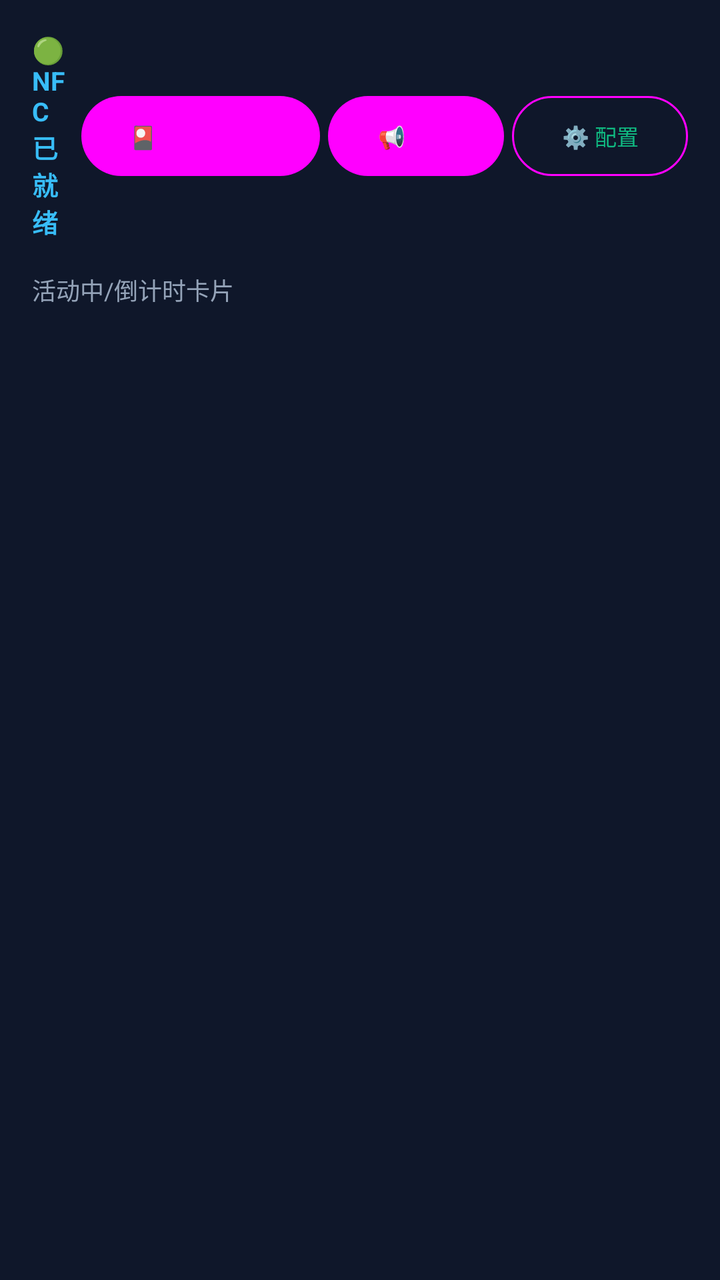
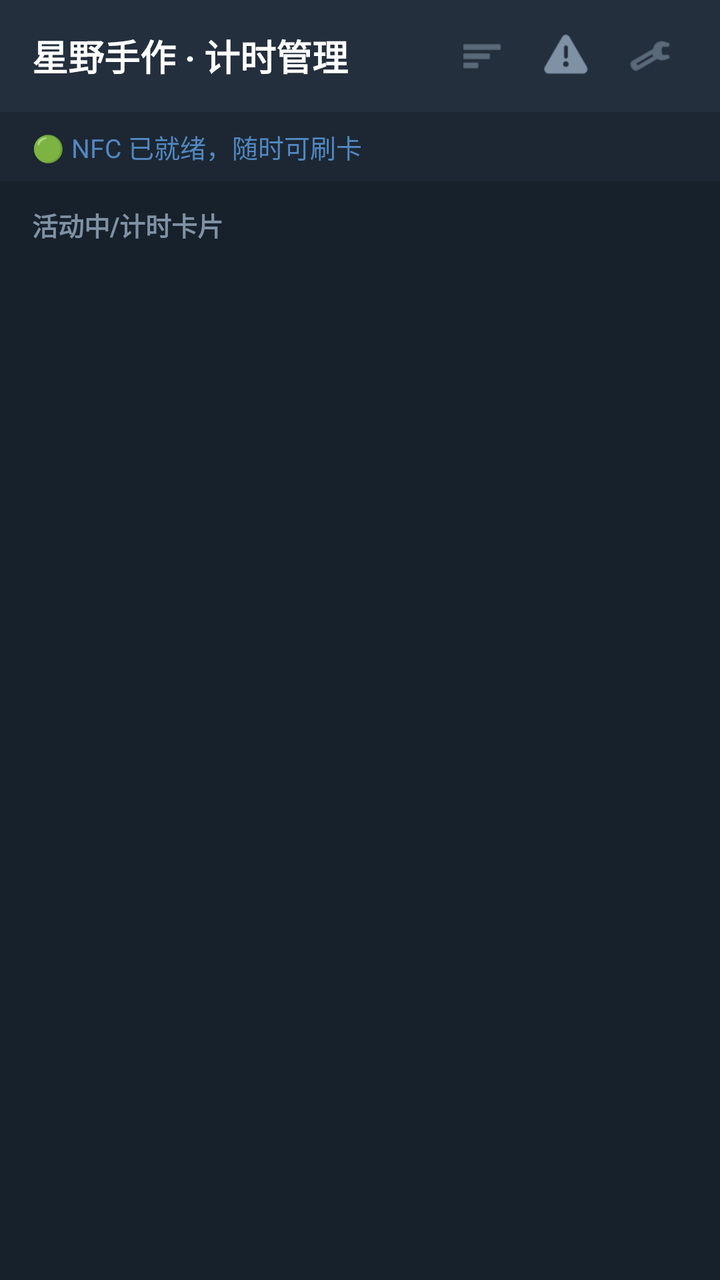

The first picture is an Android layout as it rendered before a commit; the second is the same layout after the commit. The layout source and the unified diff follow.
<!-- AndroidManifest.xml: application theme Theme.NFCTime -->
<!-- res/layout/activity_main.xml -->
<?xml version="1.0" encoding="utf-8"?>
<LinearLayout xmlns:android="http://schemas.android.com/apk/res/android"
    android:layout_width="match_parent"
    android:layout_height="match_parent"
    android:background="#0F172A"
    android:orientation="vertical"
    android:padding="16dp">

    
    <LinearLayout
        android:layout_width="match_parent"
        android:layout_height="wrap_content"
        android:gravity="center_vertical"
        android:orientation="horizontal">

        <TextView
            android:id="@+id/tvNfcStatus"
            android:layout_width="0dp"
            android:layout_height="wrap_content"
            android:layout_weight="1"
            android:text="🟢 NFC 已就绪"
            android:textColor="#38BDF8"
            android:textSize="13sp"
            android:textStyle="bold" />

        <Button
            android:id="@+id/btnUnusedCards"
            style="@style/Widget.Material3.Button.TonalButton"
            android:layout_width="wrap_content"
            android:layout_height="wrap_content"
            android:text="🎴 未使用卡片"
            android:textSize="11sp" />

        <Button
            android:id="@+id/btnAnnounce"
            style="@style/Widget.Material3.Button.TonalButton"
            android:layout_width="wrap_content"
            android:layout_height="wrap_content"
            android:layout_marginStart="4dp"
            android:text="📢 公告"
            android:textSize="11sp" />

        <Button
            android:id="@+id/btnSettings"
            style="@style/Widget.Material3.Button.OutlinedButton"
            android:layout_width="wrap_content"
            android:layout_height="wrap_content"
            android:layout_marginStart="4dp"
            android:text="⚙️ 配置"
            android:textSize="11sp" />
    </LinearLayout>

    <TextView
        android:layout_width="wrap_content"
        android:layout_height="wrap_content"
        android:layout_marginTop="16dp"
        android:layout_marginBottom="8dp"
        android:text="活动中/倒计时卡片"
        android:textColor="#94A3B8"
        android:textSize="12sp" />

    <androidx.recyclerview.widget.RecyclerView
        android:id="@+id/rvCards"
        android:layout_width="match_parent"
        android:layout_height="match_parent" />

</LinearLayout>
<!-- resources referenced by this layout -->
<resources>
  <style name="Theme.NFCTime" parent="Theme.MaterialComponents.DayNight.NoActionBar">
          <item name="colorPrimary">#10B981</item>
          <item name="colorPrimaryVariant">#059669</item>
          <item name="colorOnPrimary">#FFFFFF</item>
          <item name="colorSecondary">#38BDF8</item>
          <item name="colorSecondaryVariant">#0284C7</item>
          <item name="colorOnSecondary">#000000</item>
          <item name="android:statusBarColor">#0F172A</item>
      </style>
</resources>

<!-- the commit's change to res/layout/activity_main.xml (unified diff, before → after) -->
@@ -2,62 +2,94 @@
 <LinearLayout xmlns:android="http://schemas.android.com/apk/res/android"
     android:layout_width="match_parent"
     android:layout_height="match_parent"
-    android:background="#0F172A"
-    android:orientation="vertical"
-    android:padding="16dp">
+    android:background="@color/tg_background"
+    android:orientation="vertical">
+
+    
+    <LinearLayout
+        android:layout_width="match_parent"
+        android:layout_height="56dp"
+        android:background="@color/tg_surface"
+        android:gravity="center_vertical"
+        android:orientation="horizontal"
+        android:paddingHorizontal="16dp">
+
+        <TextView
+            android:layout_width="0dp"
+            android:layout_height="wrap_content"
+            android:layout_weight="1"
+            android:text="星野手作 · 计时管理"
+            android:textColor="@color/tg_text_primary"
+            android:textSize="18sp"
+            android:textStyle="bold" />
+
+        <ImageView
+            android:id="@+id/btnNavUnused"
+            android:layout_width="38dp"
+            android:layout_height="38dp"
+            android:background="?attr/selectableItemBackgroundBorderless"
+            android:clickable="true"
+            android:focusable="true"
+            android:padding="8dp"
+            android:src="@android:drawable/ic_menu_sort_by_size"
+            android:tint="@color/tg_text_secondary" />
+
+        <ImageView
+            android:id="@+id/btnNavAnnounce"
+            android:layout_width="38dp"
+            android:layout_height="38dp"
+            android:layout_marginStart="4dp"
+            android:background="?attr/selectableItemBackgroundBorderless"
+            android:clickable="true"
+            android:focusable="true"
+            android:padding="8dp"
+            android:src="@android:drawable/ic_dialog_alert"
+            android:tint="@color/tg_text_secondary" />
+
+        <ImageView
+            android:id="@+id/btnNavSettings"
+            android:layout_width="38dp"
+            android:layout_height="38dp"
+            android:layout_marginStart="4dp"
+            android:background="?attr/selectableItemBackgroundBorderless"
+            android:clickable="true"
+            android:focusable="true"
+            android:padding="8dp"
+            android:src="@android:drawable/ic_menu_preferences"
+            android:tint="@color/tg_text_secondary" />
+    </LinearLayout>
 
     
     <LinearLayout
         android:layout_width="match_parent"
         android:layout_height="wrap_content"
+        android:background="#1C2733"
         android:gravity="center_vertical"
-        android:orientation="horizontal">
+        android:orientation="horizontal"
+        android:paddingHorizontal="16dp"
+        android:paddingVertical="8dp">
 
         <TextView
             android:id="@+id/tvNfcStatus"
-            android:layout_width="0dp"
-            android:layout_height="wrap_content"
-            android:layout_weight="1"
-            android:text="🟢 NFC 已就绪"
-            android:textColor="#38BDF8"
-            android:textSize="13sp"
-            android:textStyle="bold" />
-
-        <Button
-            android:id="@+id/btnUnusedCards"
-            style="@style/Widget.Material3.Button.TonalButton"
             android:layout_width="wrap_content"
             android:layout_height="wrap_content"
-            android:text="🎴 未使用卡片"
-            android:textSize="11sp" />
-
-        <Button
-            android:id="@+id/btnAnnounce"
-            style="@style/Widget.Material3.Button.TonalButton"
-            android:layout_width="wrap_content"
-            android:layout_height="wrap_content"
-            android:layout_marginStart="4dp"
-            android:text="📢 公告"
-            android:textSize="11sp" />
-
-        <Button
-            android:id="@+id/btnSettings"
-            style="@style/Widget.Material3.Button.OutlinedButton"
-            android:layout_width="wrap_content"
-            android:layout_height="wrap_content"
-            android:layout_marginStart="4dp"
-            android:text="⚙️ 配置"
-            android:textSize="11sp" />
+            android:text="🟢 NFC 已就绪，随时可刷卡"
+            android:textColor="@color/tg_blue"
+            android:textSize="13sp" />
     </LinearLayout>
 
+    
     <TextView
-        android:layout_width="wrap_content"
+        android:layout_width="match_parent"
         android:layout_height="wrap_content"
-        android:layout_marginTop="16dp"
-        android:layout_marginBottom="8dp"
-        android:text="活动中/倒计时卡片"
-        android:textColor="#94A3B8"
-        android:textSize="12sp" />
+        android:background="@color/tg_background"
+        android:paddingHorizontal="16dp"
+        android:paddingTop="12dp"
+        android:paddingBottom="6dp"
+        android:text="活动中/计时卡片"
+        android:textColor="@color/tg_text_secondary"
+        android:textSize="13sp"
+        android:textStyle="bold" />
 
     <androidx.recyclerview.widget.RecyclerView
         android:id="@+id/rvCards"
<!-- resource entries referenced after the edit -->
@@ -1,13 +1,19 @@
 <!-- resources referenced by this layout -->
 <resources>
+  <color name="tg_background">#17212B</color>
+  <color name="tg_blue">#5288C1</color>
+  <color name="tg_surface">#242F3D</color>
+  <color name="tg_text_primary">#FFFFFF</color>
+  <color name="tg_text_secondary">#7F91A4</color>
   <style name="Theme.NFCTime" parent="Theme.MaterialComponents.DayNight.NoActionBar">
-          <item name="colorPrimary">#10B981</item>
-          <item name="colorPrimaryVariant">#059669</item>
-          <item name="colorOnPrimary">#FFFFFF</item>
-          <item name="colorSecondary">#38BDF8</item>
-          <item name="colorSecondaryVariant">#0284C7</item>
-          <item name="colorOnSecondary">#000000</item>
-          <item name="android:statusBarColor">#0F172A</item>
+          <item name="colorPrimary">@color/tg_blue</item>
+          <item name="colorPrimaryVariant">@color/tg_blue_dark</item>
+          <item name="colorOnPrimary">@color/tg_text_primary</item>
+          <item name="colorSecondary">@color/tg_blue</item>
+          <item name="android:windowBackground">@color/tg_background</item>
+          <item name="android:statusBarColor">@color/tg_background</item>
+          <item name="android:navigationBarColor">@color/tg_background</item>
       </style>
+  <color name="tg_blue_dark">#2AABEE</color>
 </resources>
 
